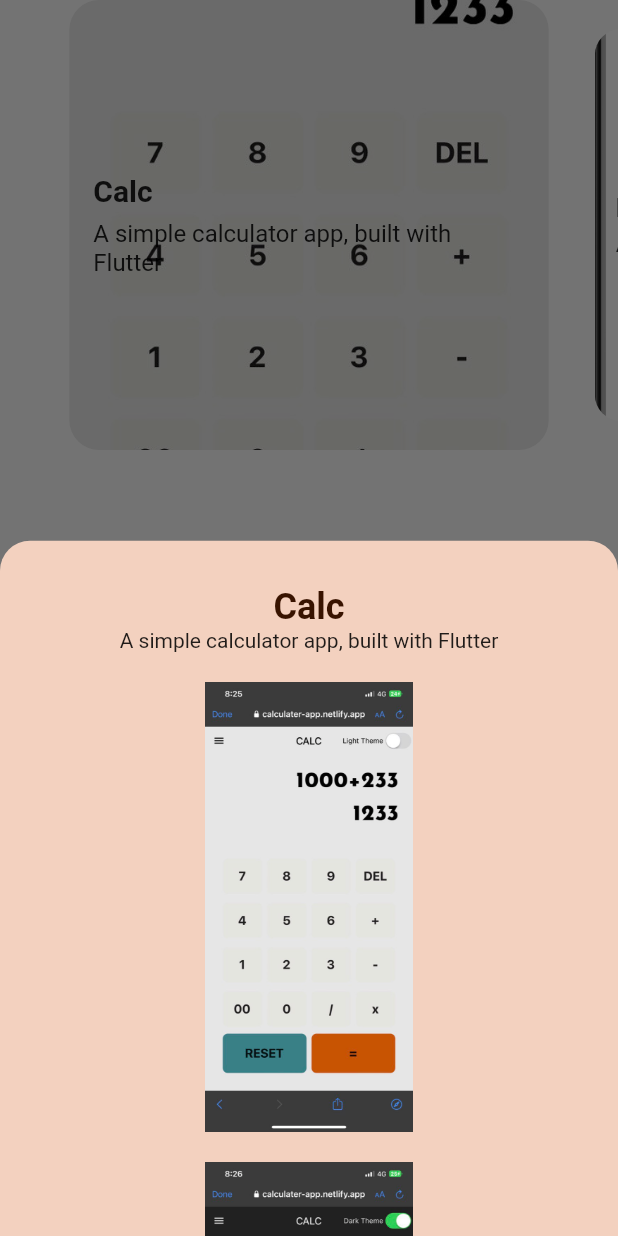
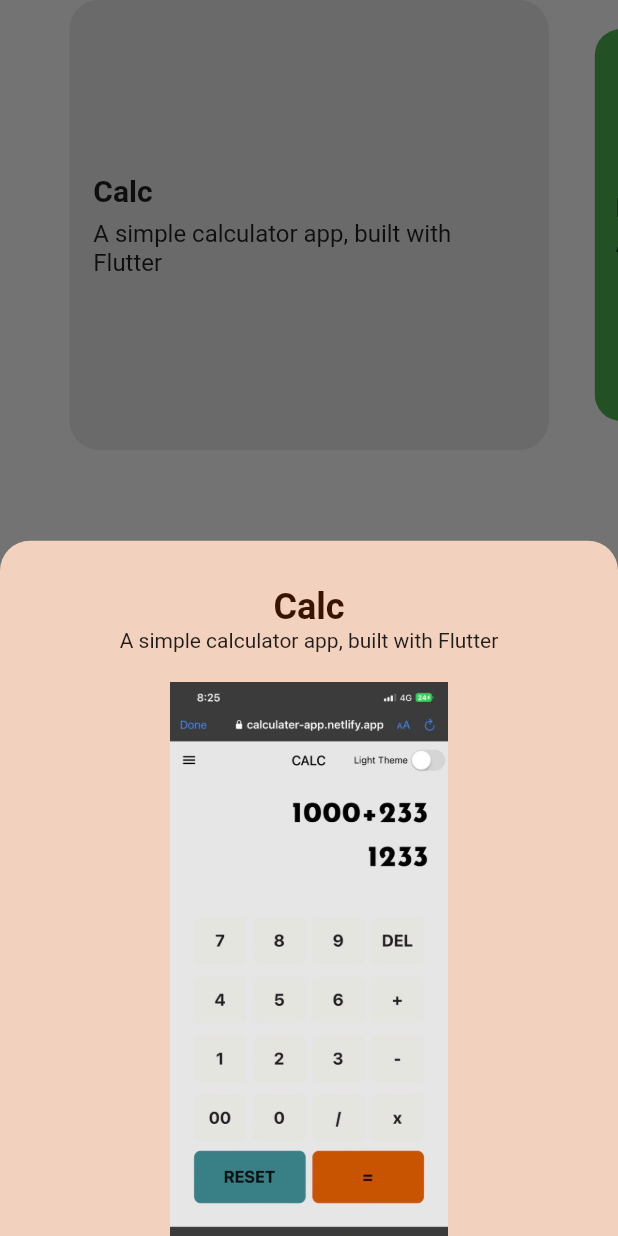
Before and after one commit to Teewhydot/portf, a Flutter app: the PortfolioSlider widget shown alone on an empty page, opened directly, after a tap on "Calc", on a phone screen of 412 x 824 dp. Run offline on Flutter 3.47's test engine with Material 2 defaults, Android fonts, the phone set to English and light mode, and no system bars; drawn by our look-alikes of carousel_slider; our stand-ins replace animated_text_kit, flutter_animate, font_awesome_flutter, lottie, toast; missing offline and left inert: flutter_email_sender; network calls fail; Roboto replaces fonts that are missing (Epilogue); statements that could not run were skipped.

Commit message:
Added portfolio app images(1).

```diff
--- a/lib/teewhydot/presentation/widgets/reused_widgets/portfolio_slider.dart
+++ b/lib/teewhydot/presentation/widgets/reused_widgets/portfolio_slider.dart
@@ -16,7 +16,7 @@ class PortfolioSlider extends StatefulWidget {
 }
 
 class _PortfolioSliderState extends State<PortfolioSlider> {
-  List<Map<String, String>> projects = [
+  List<Map<String, dynamic>> projects = [
     {
       'title': 'Calc',
       'description': 'A simple calculator app, built with Flutter',
@@ -25,6 +25,7 @@ class _PortfolioSliderState extends State<PortfolioSlider> {
       'image3': Assets.appImagesCalc3,
       'github': '',
       'netlify': '',
+      'displayColor' : const Color(0xffe6e6e6),
     },
     {
       'title': 'Foodly',
@@ -34,6 +35,8 @@ class _PortfolioSliderState extends State<PortfolioSlider> {
       'image3': Assets.appImagesFoodly3,
       'github': '',
       'netlify': '',
+      'displayColor' : Colors.green,
+
     },
     {
       'title': 'Musica',
@@ -43,6 +46,8 @@ class _PortfolioSliderState extends State<PortfolioSlider> {
       'image3': Assets.appImagesMusica3,
       'github': '',
       'netlify': '',
+      'displayColor' : Colors.blueAccent,
+
     },
     {
       'title': 'Medical Klinik',
@@ -52,15 +57,19 @@ class _PortfolioSliderState extends State<PortfolioSlider> {
       'image3': Assets.appImagesMk3,
       'github': '',
       'netlify': '',
+      'displayColor' : Colors.redAccent,
+
     },
     {
       'title': 'RockPaperScissors Game',
       'description': 'Short description of project 2',
-      'image': Assets.portfolioP2,
-      'image2': Assets.portfolioP1,
-      'image3': Assets.portfolioP1,
+      'image': Assets.appImagesRps1,
+      'image2': Assets.appImagesRps2,
+      'image3': Assets.appImagesRps3,
       'github': '',
       'netlify': '',
+      'displayColor' : Colors.white,
+
     },
     {
       'title': 'Podcast App',
@@ -70,7 +79,21 @@ class _PortfolioSliderState extends State<PortfolioSlider> {
       'image3': Assets.appImagesPcast3,
       'github': '',
       'netlify': '',
+      'displayColor' : Colors.white,
+
     },
+    {
+      'title': 'Random Advice app',
+      'description': 'A random advice app, built with Flutter',
+      'image': Assets.appImagesAdvice1,
+      'image2': Assets.appImagesAdvice2,
+      'image3': Assets.appImagesAdvice3,
+      'github': '',
+      'netlify': '',
+      'displayColor' : Colors.yellowAccent,
+
+    },
+
   ];
 
   @override
@@ -119,16 +142,16 @@ class _PortfolioSliderState extends State<PortfolioSlider> {
                                 ),
                                 Text(project['description']!),
                                 addVerticalSpacing(20),
-                                Image.asset(project['image']!, height: 300),
+                                Image.asset(project['image']!, height: 400),
                                 addVerticalSpacing(20),
                                 Image.asset(
                                   project['image2']!,
-                                  height: 300,
+                                  height: 400,
                                 ),
                                 addVerticalSpacing(20),
                                 Image.asset(
                                   project['image3']!,
-                                  height: 300,
+                                  height: 400,
                                 ),
                                 addVerticalSpacing(20),
                                 GestureDetector(
@@ -160,11 +183,8 @@ class _PortfolioSliderState extends State<PortfolioSlider> {
                   width: MediaQuery.of(context).size.width,
                   margin: const EdgeInsets.symmetric(horizontal: 5.0),
                   decoration: BoxDecoration(
-                      color: Colors.white,
-                      image: DecorationImage(
-                        image: AssetImage(project['image']!),
-                        fit: BoxFit.cover,
-                      ),
+                      color: project['displayColor']!,
+
                       borderRadius: BorderRadius.circular(20)),
                   child: Column(
                     crossAxisAlignment: CrossAxisAlignment.stretch,
```
Also changed, not shown: assets/portfolio/app_images/advice1.jpg (added), assets/portfolio/app_images/advice2.jpg (added), assets/portfolio/app_images/advice3.jpg (added), assets/portfolio/app_images/rps1.jpg (added), assets/portfolio/app_images/rps2.jpg (added), assets/portfolio/app_images/rps3.jpg (added), assets/portfolio/app_images/rps4.jpg (added), assets/portfolio/app_images/rps5.jpg (added), lib/generated/assets.dart.
